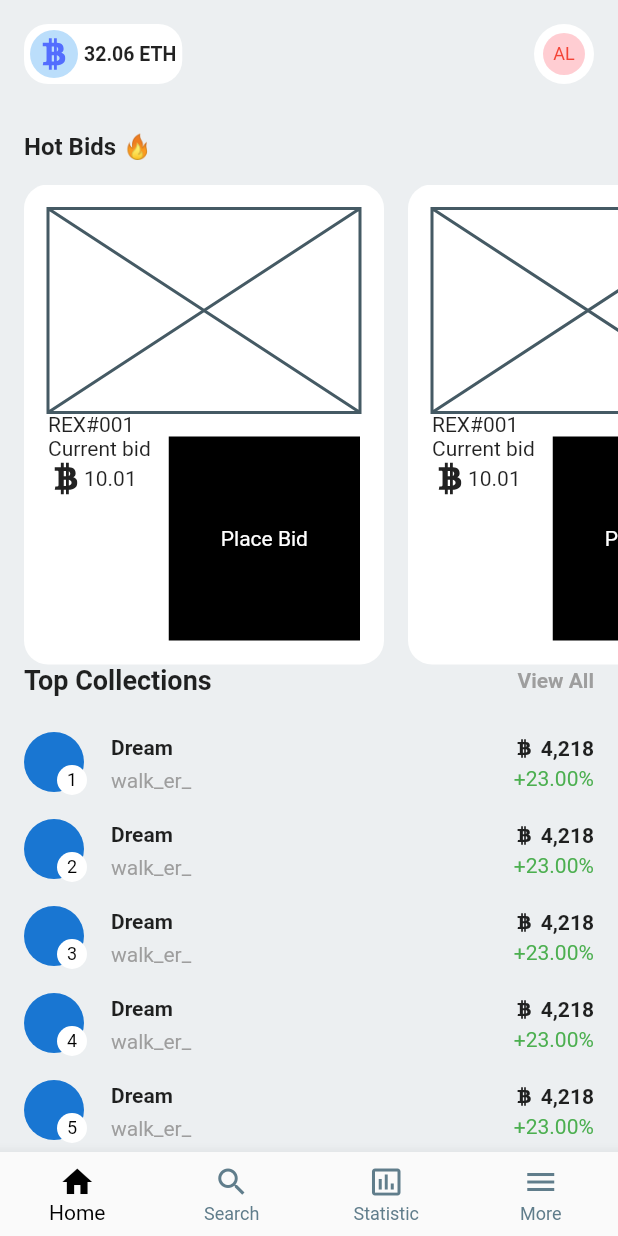
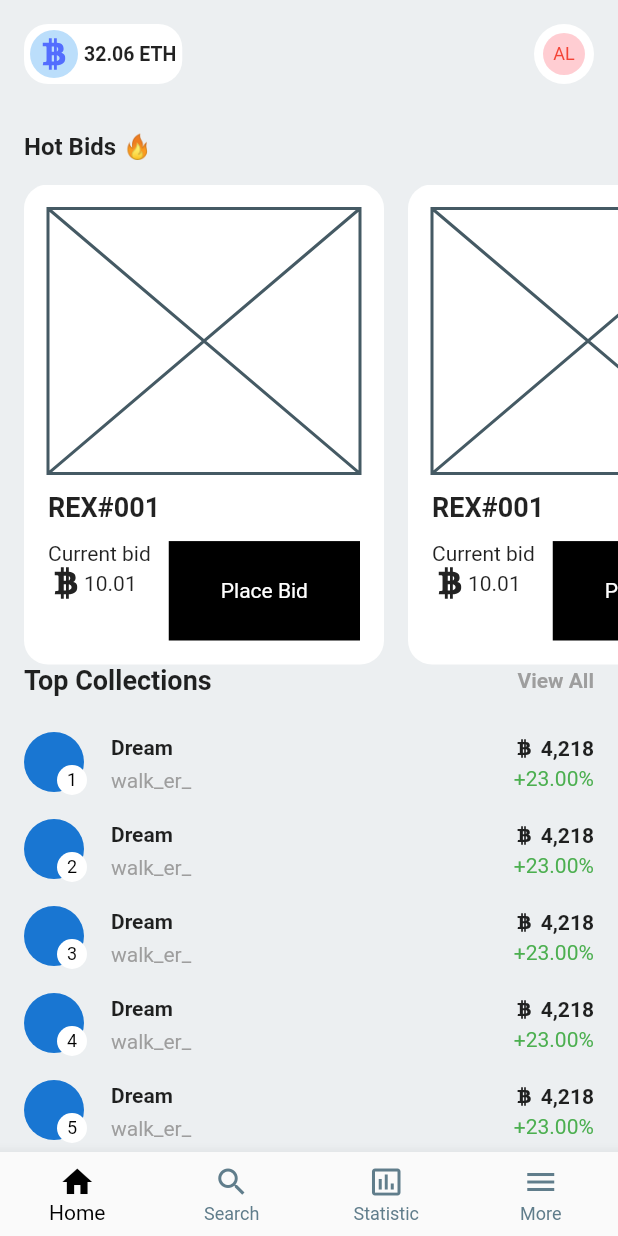
Before and after one commit to JAICHANGPARK/flutter_notebook_17th_story, a Flutter app: the screen it shows after launch, on a phone screen of 412 x 824 dp. Run offline on Flutter 3.47's test engine with Material 2 defaults, Android fonts, the phone set to English and light mode, and no system bars; our stand-ins replace flutter_riverpod, ionicons.

Commit message:
Update nft_main_page.dart

```diff
--- a/lib/ep1001_nft_app/src/ui/nft_main_page.dart
+++ b/lib/ep1001_nft_app/src/ui/nft_main_page.dart
@@ -90,15 +90,23 @@ class NftMainPage extends ConsumerWidget {
                               color: Colors.white,
                               borderRadius: BorderRadius.circular(16),
                             ),
-                            padding: EdgeInsets.all(16),
+                            padding: const EdgeInsets.all(16),
                             child: Column(
                               crossAxisAlignment: CrossAxisAlignment.start,
                               children: [
-                                const Expanded(child: const Placeholder()),
-                                const Text(
-                                  "REX#001",
+                                const Expanded(flex: 8, child: const Placeholder()),
+                                const Padding(
+                                  padding: EdgeInsets.symmetric(vertical: 12),
+                                  child: Text(
+                                    "REX#001",
+                                    style: TextStyle(
+                                      fontSize: 18,
+                                      fontWeight: FontWeight.bold,
+                                    ),
+                                  ),
                                 ),
                                 Expanded(
+                                  flex: 3,
                                   child: Row(
                                     children: [
                                       Column(
@@ -106,22 +114,22 @@ class NftMainPage extends ConsumerWidget {
                                         children: [
                                           const Text("Current bid"),
                                           Row(
-                                            children: [
-                                              const Icon(Ionicons.logo_bitcoin),
-                                              const Text("10.01"),
+                                            children: const [
+                                              Icon(Ionicons.logo_bitcoin),
+                                              Text("10.01"),
                                             ],
                                           ),
                                         ],
                                       ),
-                                      SizedBox(
+                                      const SizedBox(
                                         width: 12,
                                       ),
                                       Expanded(
                                           child: Container(
-                                        decoration: BoxDecoration(
+                                        decoration: const BoxDecoration(
                                           color: Colors.black,
                                         ),
-                                        child: Center(
+                                        child: const Center(
                                           child: Text(
                                             "Place Bid",
                                             style: TextStyle(
@@ -221,15 +229,15 @@ class NftMainPage extends ConsumerWidget {
                           Column(
                             children: [
                               Row(
-                                children: [
-                                  const Icon(
+                                children: const [
+                                  Icon(
                                     Ionicons.logo_bitcoin,
                                     size: 14,
                                   ),
-                                  const SizedBox(
+                                  SizedBox(
                                     width: 4,
                                   ),
-                                  const Text(
+                                  Text(
                                     "4,218",
                                     style: TextStyle(
                                       fontWeight: FontWeight.bold,
```
